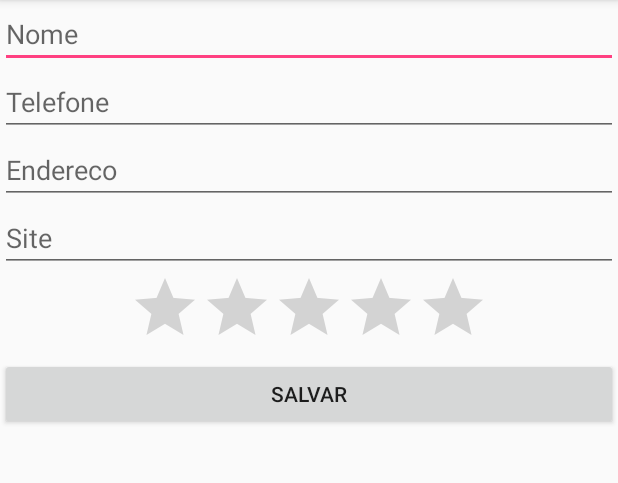
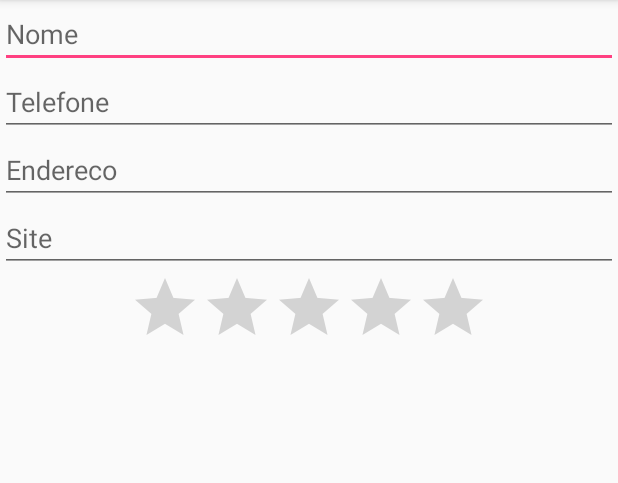
Before and after one commit to LuisEduardoSG/AndroidModulo1, an Android app: the CadastrosAlunosActivity screen opened directly, with no data from a screen before it, on a phone screen of 412 x 824 dp, the part 84-567 px from its top. Run offline under Robolectric (Android 15) with nearby library versions, the phone set to English and light mode, and no system bars; 1 statement that could not run was skipped.

Commit message:
Ex 4.3 Pag 82 apostila Android  curso fj-57

```diff
--- a/app/src/main/java/br/com/caelum/cadastro/CadastrosAlunosActivity.java
+++ b/app/src/main/java/br/com/caelum/cadastro/CadastrosAlunosActivity.java
@@ -13,19 +13,17 @@ import android.widget.Toast;
 
 public class CadastrosAlunosActivity extends AppCompatActivity {
 
-/*  private String nome ;
-    private String telefone;
-    private String endereco;
-    private String site;
-    private Integer nota;
-    private Button salvar;*/
+    private CadastroHelper cadastro;
+
 
     @Override
     protected void onCreate(Bundle savedInstanceState) {
         super.onCreate(savedInstanceState);
         setContentView(R.layout.activity_cadastros_alunos);
 
-        //pega a instância do botão da view
+        this.cadastro = new CadastroHelper(this);
+
+      /*  //pega a instância do botão da view
         Button salvar = (Button) findViewById(R.id.salvar);
         //dar um set listener no click do botão salvar
         salvar.setOnClickListener(new View.OnClickListener() {
@@ -36,7 +34,7 @@ public class CadastrosAlunosActivity extends AppCompatActivity {
                 //fecha a activity atual
                 finish();
             }
-        });
+        });*/
 
 
     }
@@ -52,10 +50,16 @@ public class CadastrosAlunosActivity extends AppCompatActivity {
     public boolean onOptionsItemSelected(MenuItem item){
         //verifica qual item que ativou o método
         if (item.getItemId() == R.id.menuSalvar){
+
+            Aluno aluno = cadastro.getAluno();
+            Toast.makeText(CadastrosAlunosActivity.this,"Nome do aluno: " + aluno.getNome(),Toast.LENGTH_SHORT);
+            Toast.makeText(CadastrosAlunosActivity.this,"Nome do aluno: ",Toast.LENGTH_SHORT);
+
+
             //executa a função do botão
             finish();
             //return true caso não é pra executar mais nada
-            return true;
+            return false;
         }
         //return false caso há outras funções para serem executads
         return false;
--- a/app/src/main/res/layout/activity_cadastros_alunos.xml
+++ b/app/src/main/res/layout/activity_cadastros_alunos.xml
@@ -51,13 +51,14 @@
             android:layout_gravity="center"
             android:id="@+id/nota"
             android:numStars="5"
+            android:max="10"
             tools:progressTint="@color/colorPrimary"
             android:progressTint="@color/colorPrimary" />
 
-        <Button
+        <!--<Button
             android:layout_width="match_parent"
             android:layout_height="wrap_content"
             android:text="Salvar"
-            android:id="@+id/salvar"/>
+            android:id="@+id/salvar"/>-->
     </LinearLayout>
 </ScrollView>
```
Also changed, not shown: app/src/main/java/br/com/caelum/cadastro/ListaAlunosActivity.java (+13 -2 lines).
